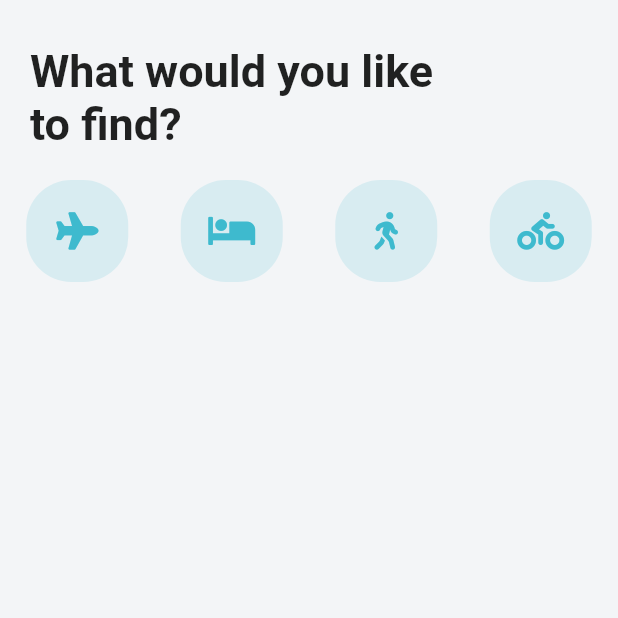
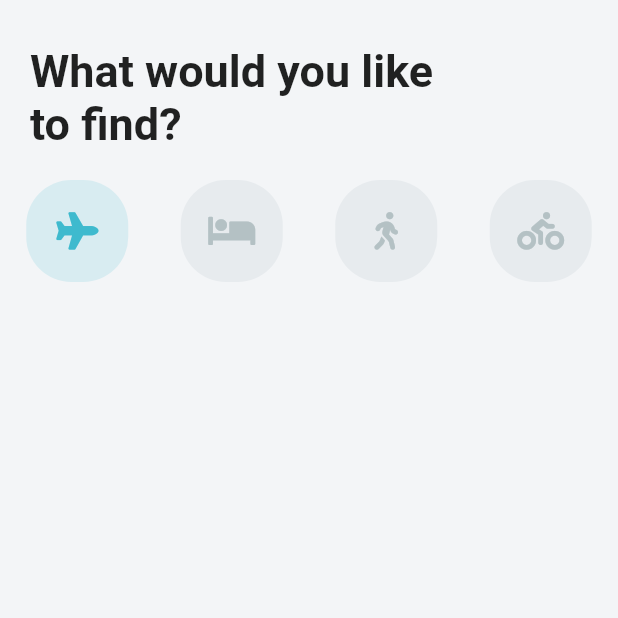
Before and after one commit to anilkris/travel_app, a Flutter app: the screen it shows after launch, on a phone screen of 412 x 824 dp, the top half of it. Run offline on Flutter 3.47's test engine with Material 2 defaults, Android fonts, the phone set to English and light mode, and no system bars; our stand-ins replace font_awesome_flutter.

Commit message:
updated code

```diff
--- a/lib/homepage.dart
+++ b/lib/homepage.dart
@@ -9,6 +9,7 @@ class MyHomePage extends StatefulWidget {
 }
 
 class _MyHomePageState extends State<MyHomePage> {
+  int _selectedIndex = 0;
   List<IconData> _icons = [
     FontAwesomeIcons.plane,
     FontAwesomeIcons.bed,
@@ -17,14 +18,26 @@ class _MyHomePageState extends State<MyHomePage> {
   ];
 
   Widget _buildIcon(int index) {
-    return Container(
-      height: 68.0,
-      width: 68.0,
-      decoration: BoxDecoration(
-          color: Theme.of(context).accentColor,
-          borderRadius: BorderRadius.circular(30)),
-      child: Icon(_icons[index],
-          size: 25.0, color: Theme.of(context).primaryColor),
+    return GestureDetector(
+      onTap: () {
+        setState(() {
+          _selectedIndex = index;
+        });
+      },
+      child: Container(
+        height: 68.0,
+        width: 68.0,
+        decoration: BoxDecoration(
+            color: _selectedIndex == index
+                ? Theme.of(context).accentColor
+                : Color(0xFFE7EBEE),
+            borderRadius: BorderRadius.circular(30)),
+        child: Icon(_icons[index],
+            size: 25.0,
+            color: _selectedIndex == index
+                ? Theme.of(context).primaryColor
+                : Color(0xFEB4C1C4)),
+      ),
     );
   }
 
```
Also changed, not shown: lib/main.dart (+0 -14 lines).
